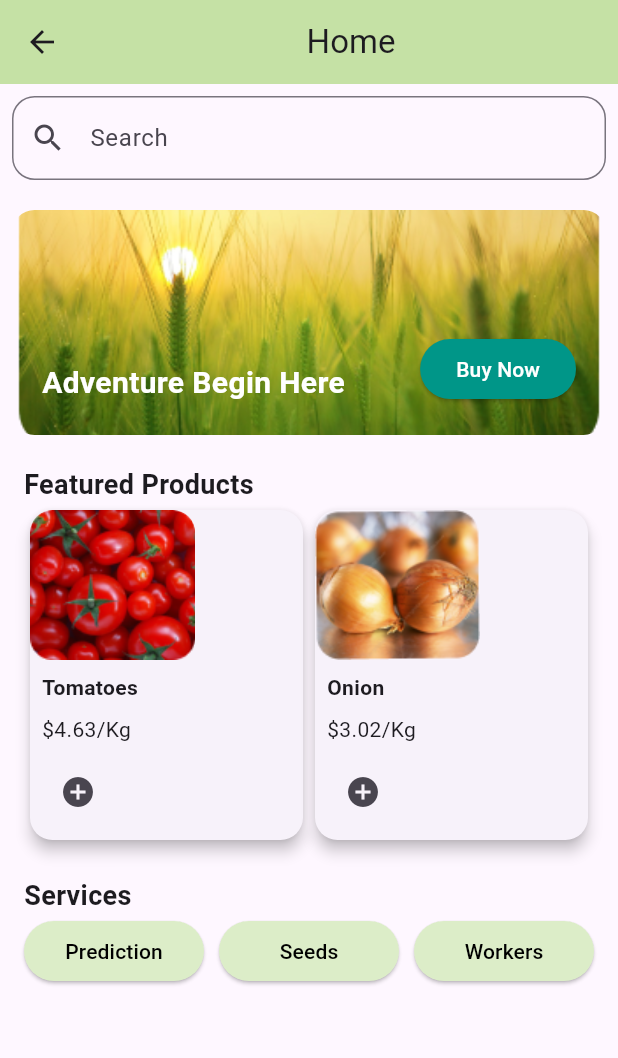
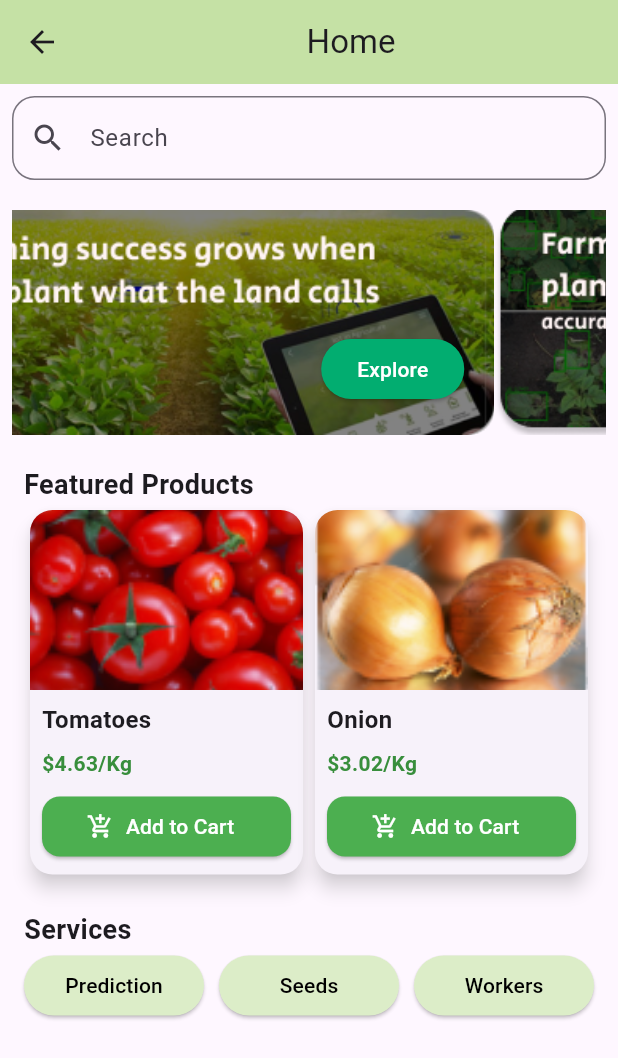
Before and after one commit to D-Binara/AgriConnect-Frontend, a Flutter app: the HomePageContent screen opened directly, on a phone screen of 412 x 824 dp. Shown: the top 1058 px of the screen. Run offline on Flutter 3.47's test engine with Material 3 defaults, Android fonts, the light colour scheme and no system bars; our stand-ins replace flutter_dotenv, image_picker; missing offline and left inert: dart:ffi.

Commit message:
up design

```diff
--- a/agri_connect/lib/screens/homepage.dart
+++ b/agri_connect/lib/screens/homepage.dart
@@ -1,13 +1,11 @@
 import 'package:agri_connect/screens/market.dart';
+import 'package:agri_connect/services/crop_recommendation_service.dart';
 import 'package:flutter/material.dart';
 import 'package:agri_connect/screens/cart_page.dart';
 import 'package:agri_connect/components/navbar.dart';
-
 import 'package:agri_connect/screens/croprecommandation.dart';
 import 'package:agri_connect/screens/predictionpage.dart';
 import 'package:agri_connect/screens/profile_page.dart';
-
-import 'package:flutter/material.dart';
 
 class HomePage extends StatefulWidget {
   @override
@@ -44,7 +42,28 @@ class _HomePageState extends State<HomePage> {
   }
 }
 
-class HomePageContent extends StatelessWidget {
+class HomePageContent extends StatefulWidget {
+  @override
+  _HomePageContentState createState() => _HomePageContentState();
+}
+
+class _HomePageContentState extends State<HomePageContent> {
+  PageController _pageController = PageController();
+  int _currentPage = 0;
+
+  @override
+  void initState() {
+    super.initState();
+    // Automatic page change for carousel
+    Future.delayed(Duration(seconds: 1)).then((_) {
+      _pageController.animateToPage(
+        (_currentPage + 1) % 3,
+        duration: Duration(seconds: 3),
+        curve: Curves.easeInOut,
+      );
+    });
+  }
+
   @override
   Widget build(BuildContext context) {
     return Scaffold(
@@ -75,28 +94,33 @@ class HomePageContent extends StatelessWidget {
               Container(
                 height: 150,
                 child: PageView(
+                  controller: _pageController,
+                  onPageChanged: (index) {
+                    setState(() {
+                      _currentPage = index;
+                    });
+                  },
                   children: [
                     _buildCarouselItem(
                       context,
-                      'Adventure Begin Here',
-                      'assets/adventure_background.png',
+                      '',
+                      'assets/Frame 2424.png',
                     ),
                     _buildCarouselItem(
                       context,
-                      'Explore the Unknown',
-                      'assets/adventure_background.png', // Change to different image if available
+                      '',
+                      'assets/Frame 2425.png', // Change to different image if available
                     ),
                     _buildCarouselItem(
                       context,
-                      'Join the Journey',
-                      'assets/adventure_background.png', // Change to different image if available
+                      '',
+                      'assets/Frame 2427.png', // Change to different image if available
                     ),
                   ],
                 ),
               ),
               const SizedBox(height: 20),
               // Featured Products
-
               const Padding(
                 padding: EdgeInsets.symmetric(horizontal: 8.0),
                 child: Text(
@@ -175,11 +199,11 @@ class HomePageContent extends StatelessWidget {
             child: ElevatedButton(
               onPressed: () {},
               child: Text(
-                'Buy Now',
+                'Explore',
                 style: TextStyle(color: Colors.white),
               ),
               style: ElevatedButton.styleFrom(
-                backgroundColor: Colors.teal,
+                backgroundColor: Color.fromARGB(255, 2, 173, 112),
               ),
             ),
           ),
@@ -194,30 +218,62 @@ class HomePageContent extends StatelessWidget {
         shape: RoundedRectangleBorder(
           borderRadius: BorderRadius.circular(15),
         ),
-        elevation: 4,
+        elevation: 5,
+        shadowColor: Colors.grey.withOpacity(0.5),
         child: Column(
-          crossAxisAlignment: CrossAxisAlignment.start,
+          crossAxisAlignment: CrossAxisAlignment.stretch,
           children: [
+            // Image
             ClipRRect(
               borderRadius: BorderRadius.vertical(top: Radius.circular(15)),
-              child: Image.asset(imagePath, height: 100, fit: BoxFit.cover),
+              child: Image.asset(
+                imagePath,
+                height: 120,
+                fit: BoxFit.cover,
+              ),
             ),
+            // Product Name
             Padding(
               padding: const EdgeInsets.all(8.0),
               child: Text(
                 name,
-                style: TextStyle(fontWeight: FontWeight.bold),
+                style: TextStyle(
+                  fontWeight: FontWeight.bold,
+                  fontSize: 16,
+                ),
               ),
             ),
+            // Product Price
             Padding(
               padding: const EdgeInsets.symmetric(horizontal: 8.0),
-              child: Text('\$$price/Kg'),
+              child: Text(
+                '\$${price.toStringAsFixed(2)}/Kg',
+                style: TextStyle(
+                  color: Colors.green[700],
+                  fontWeight: FontWeight.bold,
+                ),
+              ),
             ),
+            // Add to Cart Button
             Padding(
               padding: const EdgeInsets.all(8.0),
-              child: IconButton(
-                icon: Icon(Icons.add_circle),
-                onPressed: () {},
+              child: ElevatedButton.icon(
+                onPressed: () {
+                  // Add to cart functionality here
+                  // e.g., call a function to add the product to the cart
+                  print('$name added to cart');
+                },
+                icon: Icon(Icons.add_shopping_cart, color: Colors.white),
+                label: Text(
+                  'Add to Cart',
+                  style: TextStyle(color: Colors.white),
+                ),
+                style: ElevatedButton.styleFrom(
+                  backgroundColor: Colors.green,
+                  shape: RoundedRectangleBorder(
+                    borderRadius: BorderRadius.circular(12),
+                  ),
+                ),
               ),
             ),
           ],
--- a/agri_connect/pubspec.yaml
+++ b/agri_connect/pubspec.yaml
@@ -69,6 +69,11 @@ flutter:
     - assets/onions.png
     - assets/adventure_background.png
     - assets/agriconnect_logo.png
+    - assets/Frame 2424.png
+    - assets/Frame 2425.png
+    - assets/Frame 2427.png
+    - assets/pera.jpg
+    - assets/carrot.webp
 
   # An image asset can refer to one or more resolution-specific "variants", see
   # https://flutter.dev/assets-and-images/#resolution-aware
```
Also changed, not shown: agri_connect/lib/screens/market.dart (+77 -64 lines), agri_connect/assets/Frame 2424.png (added), agri_connect/assets/Frame 2425.png (added), agri_connect/assets/Frame 2427.png (added), agri_connect/assets/carrot.webp (added), agri_connect/assets/pera.jpg (added).
